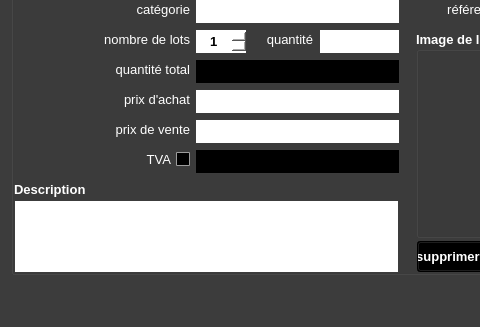
First picture: the form in ui/yeroth-erp-entrer-window.ui, repository xnoumbissinoundou/yeroth-erp-3.0, before the edit; both pictures show x 0 to 480 and y 274 to 601 of the 799 by 601 pixel window.
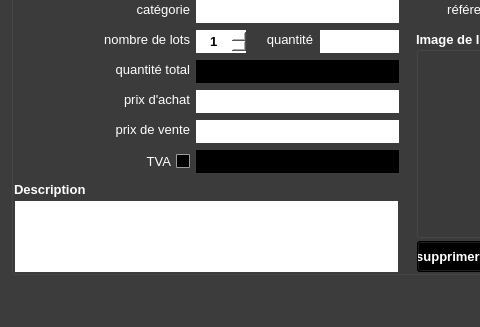
Second picture: the form after the edit. Icons and pictures are not drawn. Custom widgets are drawn as their Qt base class.

Commit message: On branch master 	modified:   ui/yeroth-erp-entrer-window.ui

```diff
--- a/ui/yeroth-erp-entrer-window.ui
+++ b/ui/yeroth-erp-entrer-window.ui
@@ -6346,7 +6346,7 @@
      <property name="geometry">
       <rect>
        <x>8</x>
-       <y>275</y>
+       <y>277</y>
        <width>171</width>
        <height>21</height>
       </rect>
```
